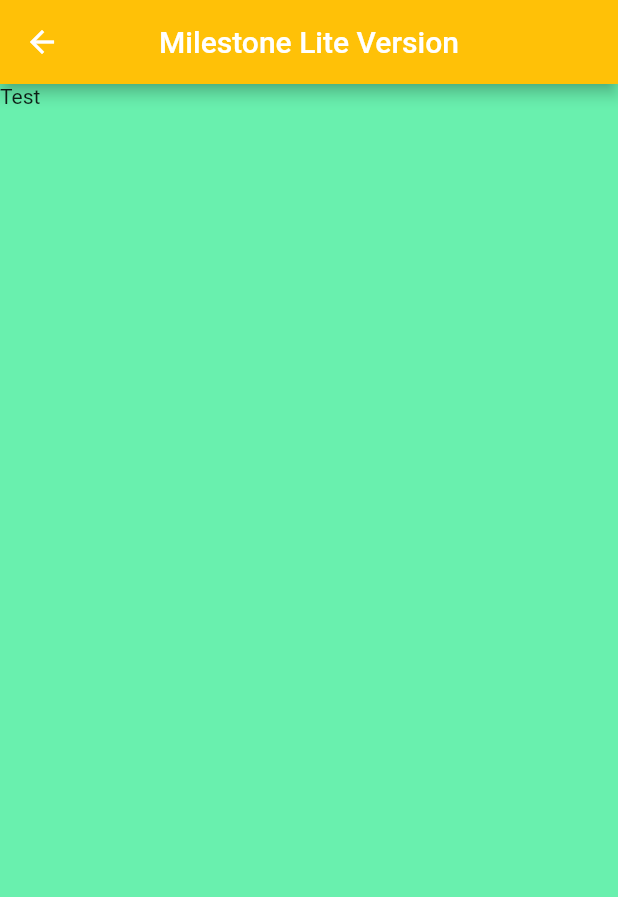
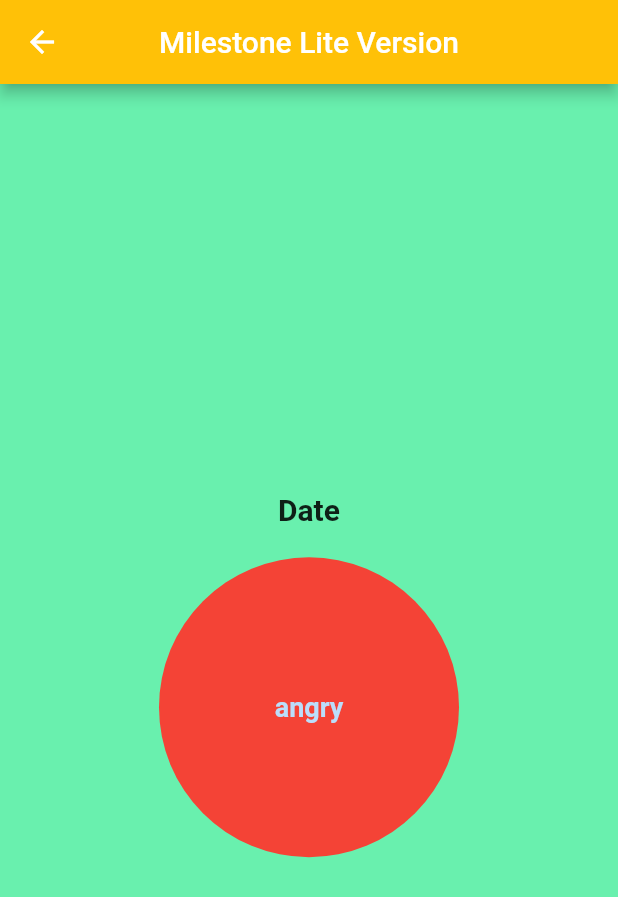
Before and after one commit to ProjectWhite/White, a Flutter app: the Milestone screen opened directly, on a phone screen of 412 x 824 dp. Shown: the top 897 px of the screen. Run offline on Flutter 3.47's test engine with Material 2 defaults, Android fonts, the phone set to English and light mode, and no system bars; our stand-ins replace bubble; missing offline and left inert: flutter_dialogflow.

Commit message:
Update Milestone.dart

```diff
--- a/flutter_appchatbot/lib/Pagechat/Milestone.dart
+++ b/flutter_appchatbot/lib/Pagechat/Milestone.dart
@@ -7,6 +7,10 @@ class Milestone extends StatefulWidget {
 
 class _MilestoneState extends State<Milestone> {
   @override
+  final angry = Colors.red;
+  final PageController ctrl = PageController();
+
+
   Widget build(BuildContext context) {
     return Scaffold(
       backgroundColor: Colors.greenAccent,
@@ -15,7 +19,93 @@ class _MilestoneState extends State<Milestone> {
         centerTitle: true,
         backgroundColor: Colors.amber,
       ),
-      body: Text('Test'),
+      body: PageView(
+        scrollDirection: Axis.horizontal,
+        controller: ctrl,
+        children: [
+          Container(
+            child: Column(
+              mainAxisAlignment: MainAxisAlignment.center,
+              children: [
+                Padding(
+                  padding: const EdgeInsets.all(20.0),
+                  child: Text('Date',
+                    style: TextStyle(
+                      fontWeight: FontWeight.bold,
+                      fontSize: 20,
+                    ),),
+                ),
+                CircleAvatar(
+                  backgroundColor: Colors.red,
+                  radius: 100,
+                  child: Center(
+                    child: Text('angry',
+                      style: TextStyle(
+                        fontWeight: FontWeight.bold,
+                        fontSize: 18,
+                      ),
+                    ),
+                  ),
+                ),
+              ],
+            ),
+          ),
+          Container(
+            child: Column(
+              mainAxisAlignment: MainAxisAlignment.center,
+              children: [
+                Padding(
+                  padding: const EdgeInsets.all(20.0),
+                  child: Text('Date',
+                    style: TextStyle(
+                      fontWeight: FontWeight.bold,
+                      fontSize: 20,
+                    ),),
+                ),
+                CircleAvatar(
+                  backgroundColor: Colors.green,
+                  radius: 100,
+                  child: Center(
+                    child: Text('happy',
+                      style: TextStyle(
+                        fontWeight: FontWeight.bold,
+                        fontSize: 18,
+                      ),
+                    ),
+                  ),
+                ),
+              ],
+            ),
+          ),
+          Container(
+            child: Column(
+              mainAxisAlignment: MainAxisAlignment.center,
+              children: [
+                Padding(
+                  padding: const EdgeInsets.all(20.0),
+                  child: Text('Date',
+                    style: TextStyle(
+                      fontWeight: FontWeight.bold,
+                      fontSize: 20,
+                    ),),
+                ),
+                CircleAvatar(
+                  backgroundColor: Colors.blue,
+                  radius: 100,
+                  child: Center(
+                    child: Text('sad',
+                      style: TextStyle(
+                        fontWeight: FontWeight.bold,
+                        fontSize: 18,
+                      ),
+                    ),
+                  ),
+                ),
+              ],
+            ),
+          ),
+        ],
+      ),
     );
   }
 }
```
